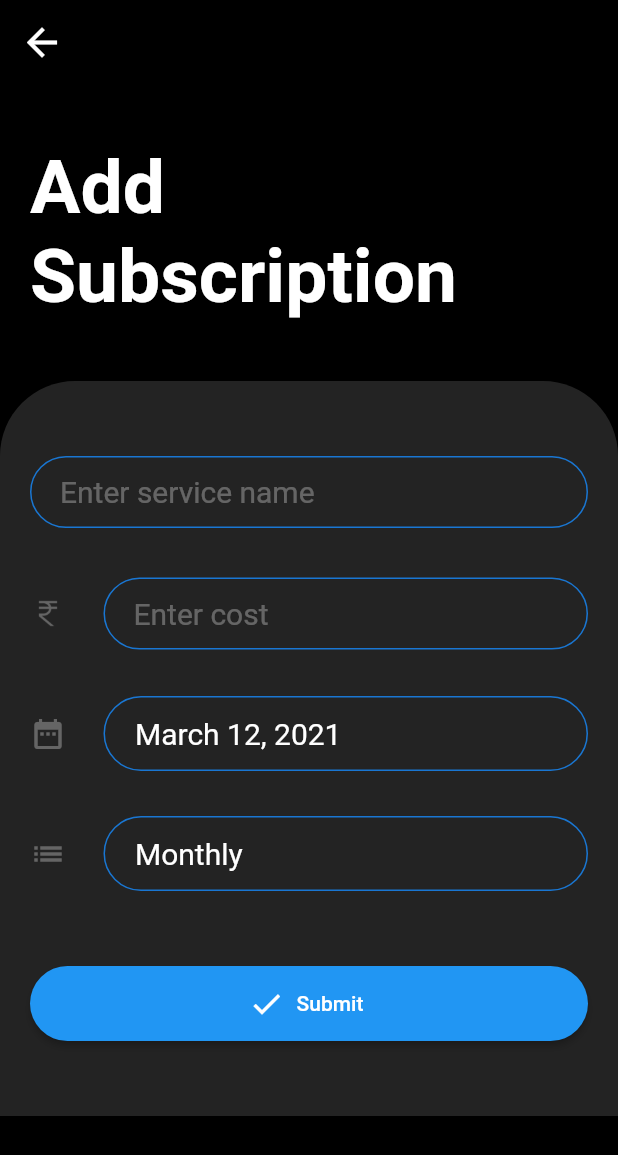
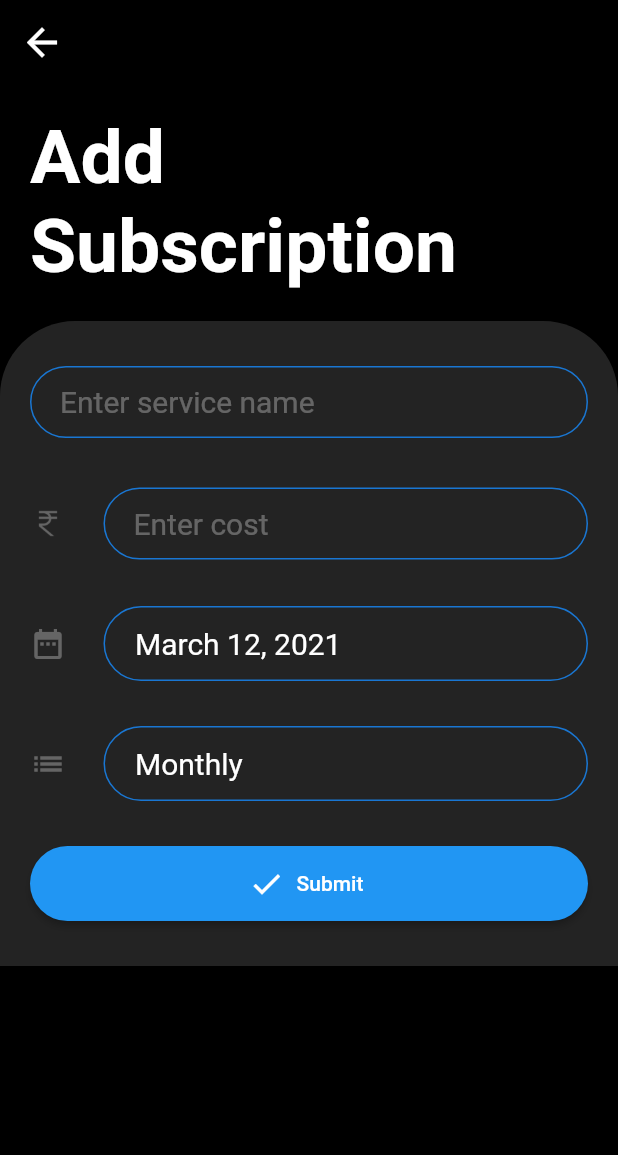
Before and after one commit to Tak1za/SubscriptionTracker, a Flutter app: the screen it shows after launch, after a tap on the "add" icon, on a phone screen of 412 x 824 dp. Shown: the top 1155 px of the screen. Run offline on Flutter 3.47's test engine with Material 2 defaults, Android fonts, the light colour scheme and no system bars; our stand-ins replace page_transition; missing offline and left inert: flutter_material_pickers.

Commit message:
Fixed scrollable screens and render overflow

```diff
--- a/lib/screens/add_subscription.dart
+++ b/lib/screens/add_subscription.dart
@@ -33,14 +33,11 @@ class AddSubscription extends StatelessWidget {
           elevation: 0.0,
         ),
         body: SingleChildScrollView(
-          child: Expanded(
-            child: Column(
-              mainAxisAlignment: MainAxisAlignment.spaceBetween,
-              children: <Widget>[
-                AddSubscriptionHeader(),
-                AddSubscriptionForm(),
-              ],
-            ),
+          child: Column(
+            children: <Widget>[
+              AddSubscriptionHeader(),
+              AddSubscriptionForm(),
+            ],
           ),
         ),
       ),
--- a/lib/screens/home_screen.dart
+++ b/lib/screens/home_screen.dart
@@ -55,11 +55,13 @@ class HomeScreen extends StatelessWidget {
             )
           ],
         ),
-        body: Column(
-          children: <Widget>[
-            AllSubscriptionsHeader(),
-            AllSubscriptionList(),
-          ],
+        body: SingleChildScrollView(
+          child: Column(
+            children: <Widget>[
+              AllSubscriptionsHeader(),
+              AllSubscriptionList(),
+            ],
+          ),
         ),
       ),
     );
--- a/lib/widgets/all_subscriptions/all_subscriptions_list.dart
+++ b/lib/widgets/all_subscriptions/all_subscriptions_list.dart
@@ -6,10 +6,11 @@ import 'package:subscriber/widgets/all_subscriptions/subscription_card.dart';
 class AllSubscriptionList extends StatelessWidget {
   @override
   Widget build(BuildContext context) {
-    return Expanded(
-      child: Container(
+    return Container(
       child: Consumer<StateManager>(
         builder: (context, stateManager, _) => ListView.builder(
+          shrinkWrap: true,
+          physics: const NeverScrollableScrollPhysics(),
           scrollDirection: Axis.vertical,
           itemCount: stateManager.allSubscriptions.length,
           itemBuilder: (BuildContext context, int index) {
@@ -19,7 +20,6 @@ class AllSubscriptionList extends StatelessWidget {
           },
         ),
       ),
-      ),
     );
   }
 }
--- a/lib/widgets/forms/add_subscription_form.dart
+++ b/lib/widgets/forms/add_subscription_form.dart
@@ -27,7 +27,7 @@ class AddSubscriptionForm extends StatelessWidget {
       ),
       width: double.infinity,
       child: Padding(
-        padding: EdgeInsets.fromLTRB(20.0, 50.0, 20.0, 50.0),
+        padding: EdgeInsets.fromLTRB(20.0, 30.0, 20.0, 30.0),
         child: Form(
           key: _formKey,
           child: Column(
@@ -51,7 +51,7 @@ class AddSubscriptionForm extends StatelessWidget {
                 selectedSubscriptionPeriod: _selectedSubscriptionPeriod,
                 subscription: subscription,
               ),
-              SizedBox(height: 50.0),
+              SizedBox(height: 30.0),
               SubmitButton(
                 formKey: _formKey,
                 selectedDate: _selectedDate,
--- a/lib/widgets/headers/add_subscription_header.dart
+++ b/lib/widgets/headers/add_subscription_header.dart
@@ -5,7 +5,7 @@ class AddSubscriptionHeader extends StatelessWidget {
   @override
   Widget build(BuildContext context) {
     return Container(
-      padding: EdgeInsets.fromLTRB(20.0, 40.0, 20.0, 40.0),
+      padding: EdgeInsets.all(20.0),
       child: Text(
         'Add Subscription',
         style: TextStyle(
--- a/lib/widgets/headers/all_subscriptions_header.dart
+++ b/lib/widgets/headers/all_subscriptions_header.dart
@@ -5,7 +5,7 @@ class AllSubscriptionsHeader extends StatelessWidget {
   @override
   Widget build(BuildContext context) {
     return Container(
-      padding: EdgeInsets.fromLTRB(20.0, 40.0, 20.0, 40.0),
+      padding: EdgeInsets.all(20.0),
       child: Text(
         'Your Subscriptions',
         style: TextStyle(
```
Lines whose indentation alone changed are shown as unchanged.
